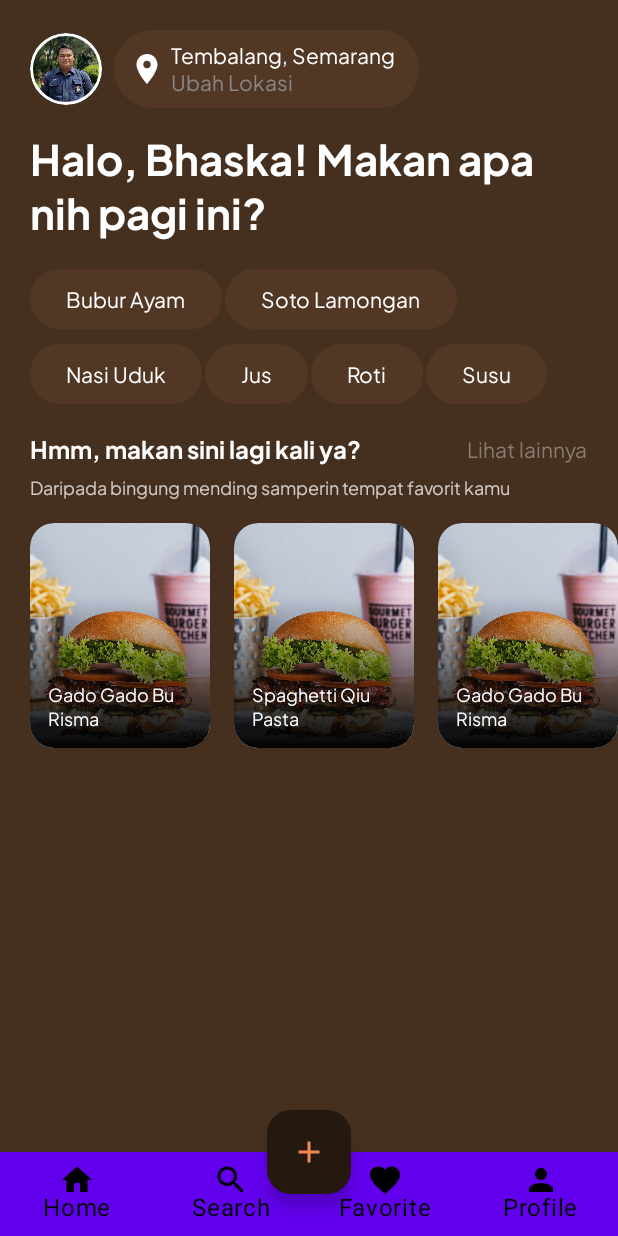
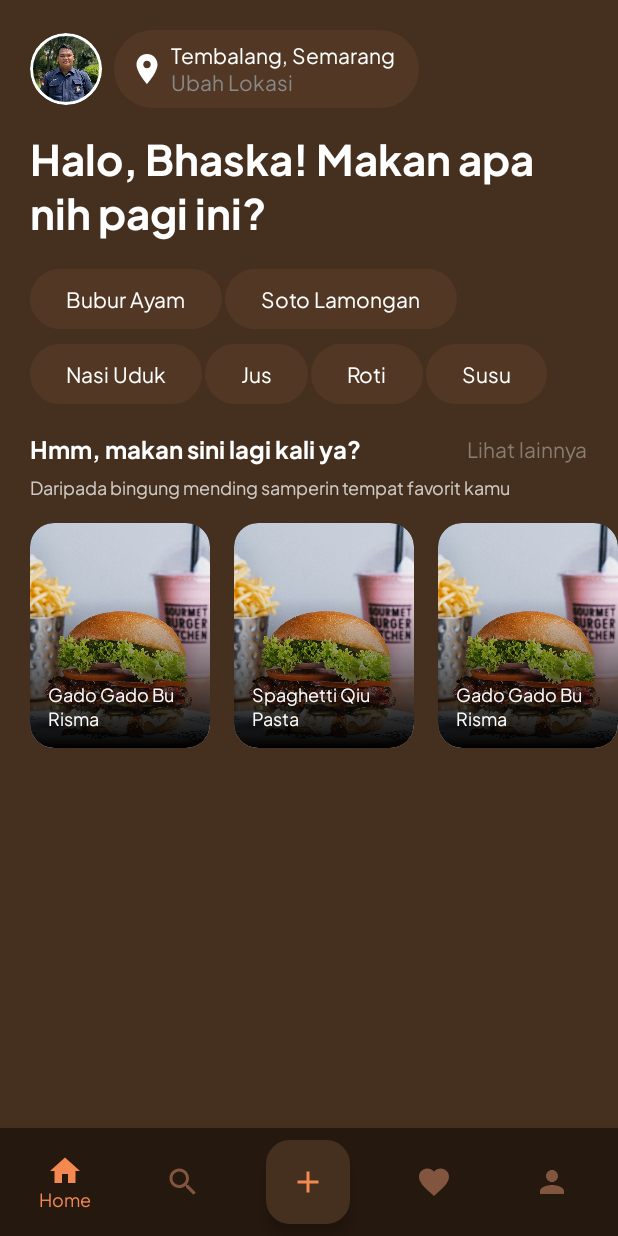
Before and after one commit to PlattenEcho/snapeat, an Android app built with Jetpack Compose: the screen it shows after launch (MainActivity), on a phone screen of 412 x 824 dp. Run offline under Robolectric (Android 15) with nearby library versions, the phone set to English and light mode, and no system bars; our stand-ins replace Dagger/Hilt's generated code.

Commit message:
fix not so shitty navbar

```diff
--- a/app/src/main/java/com/bangkit/snapeat/presentation/main/MainScreen.kt
+++ b/app/src/main/java/com/bangkit/snapeat/presentation/main/MainScreen.kt
@@ -1,8 +1,11 @@
 package com.bangkit.snapeat.presentation.main
 
 import androidx.compose.foundation.layout.RowScope
+import androidx.compose.foundation.layout.Spacer
+import androidx.compose.foundation.layout.height
 import androidx.compose.foundation.shape.CircleShape
 import androidx.compose.foundation.shape.RoundedCornerShape
+import androidx.compose.material.BottomAppBar
 import androidx.compose.material.BottomNavigation
 import androidx.compose.material.BottomNavigationItem
 import androidx.compose.material.icons.Icons
@@ -11,21 +14,33 @@ import androidx.compose.material.FabPosition
 import androidx.compose.material.FloatingActionButton
 import androidx.compose.material3.Icon
 import androidx.compose.material.Scaffold
+import androidx.compose.material.icons.filled.Home
+import androidx.compose.material3.MaterialTheme
 import androidx.compose.material3.Text
 import androidx.compose.runtime.Composable
 import androidx.compose.runtime.getValue
+import androidx.compose.runtime.mutableStateOf
+import androidx.compose.runtime.remember
+import androidx.compose.ui.Modifier
 import androidx.compose.ui.graphics.Color
+import androidx.compose.ui.platform.LocalContext
 import androidx.compose.ui.unit.dp
+import androidx.compose.ui.unit.sp
 import androidx.navigation.NavController
 import androidx.navigation.NavDestination
 import androidx.navigation.NavDestination.Companion.hierarchy
 import androidx.navigation.NavGraph.Companion.findStartDestination
 import androidx.navigation.compose.currentBackStackEntryAsState
 import androidx.navigation.compose.rememberNavController
+import com.bangkit.snapeat.presentation.gapW
+import com.bangkit.snapeat.presentation.gapW12
+import com.bangkit.snapeat.presentation.gapW4
 import com.bangkit.snapeat.presentation.navgraph.NavBarObject
 import com.bangkit.snapeat.presentation.navgraph.NavGraph
 import com.bangkit.snapeat.presentation.navgraph.Route
+import com.bangkit.snapeat.ui.theme.Brown
 import com.bangkit.snapeat.ui.theme.DarkBrown
+import com.bangkit.snapeat.ui.theme.GrayOrange
 import com.bangkit.snapeat.ui.theme.Orange
 
 @Composable
@@ -36,22 +51,22 @@ fun MainScreen() {
         bottomBar = {
             BottomBar(navController = navController)
         },
-        floatingActionButtonPosition = FabPosition.Center,
-        isFloatingActionButtonDocked = true,
-        floatingActionButton = {
-            FloatingActionButton(
-                shape = RoundedCornerShape(16.dp),
-                onClick = {
-
-                },
-                backgroundColor = DarkBrown
-            ) {
-                Icon(
-                    imageVector = Icons.Filled.Add,
-                    contentDescription = "Add icon",
-                    tint = Orange)
-            }
-        }
+//        floatingActionButtonPosition = FabPosition.Center,
+//            isFloatingActionButtonDocked = true,
+//            floatingActionButton = {
+//                FloatingActionButton(
+//                    shape = RoundedCornerShape(16.dp),
+//                    onClick = {
+//
+//                    },
+//                    backgroundColor = DarkBrown
+//                ) {
+//                    Icon(
+//                        imageVector = Icons.Filled.Add,
+//                        contentDescription = "Add icon",
+//                        tint = Orange)
+//                }
+//        }
     ) { innerPadding ->
         val bottomPadding = innerPadding.calculateBottomPadding()
         NavGraph(navController = navController, startDestination = Route.HomeScreen.route)
@@ -64,42 +79,80 @@ fun BottomBar(navController: NavController){
     val screens = listOf(
         NavBarObject.Home,
         NavBarObject.Search,
+        NavBarObject.Add,
         NavBarObject.Favorite,
         NavBarObject.Profile
     )
 
     val navBackStackEntry by navController.currentBackStackEntryAsState()
     val currentDestination = navBackStackEntry?.destination
+    val context = LocalContext.current.applicationContext
+    val selected = remember{
+        mutableStateOf(Icons.Default.Home)
+    }
 
-    BottomNavigation(
+    BottomAppBar(
+        backgroundColor = DarkBrown,
+        modifier = Modifier
+            .height(72.dp)
     ) {
-        screens.forEach{ screens ->
-            AddItem(
-                screen = screens,
-                currentDestination = currentDestination,
-                navController = navController)
+        screens.forEachIndexed(){ index, screen ->
+            if (index != 2 ){
+                if (index == 3){
+                    gapW(16)
+                }
+                AddItem(
+                    screen = screen,
+                    currentDestination = currentDestination,
+                    navController = navController)
+                if (index == 1){
+                    gapW(16)
+                }
+            } else {
+                FloatingActionButton(
+                    shape = RoundedCornerShape(16.dp),
+                    onClick = {
+
+                    },
+                    backgroundColor = Brown
+                ) {
+                    Icon(
+                        imageVector = Icons.Filled.Add,
+                        contentDescription = "Add icon",
+                        tint = Orange)
+                }
+            }
         }
     }
 }
-
 @Composable
 fun RowScope.AddItem(
     screen: NavBarObject,
     currentDestination: NavDestination?,
     navController: NavController
 ){
+    val isSelected = currentDestination?.hierarchy?.any {
+        it.route == screen.route
+    } == true
+
     BottomNavigationItem(
         label = {
-            Text(text = screen.title)
+            Text(
+                text = screen.title,
+                style = MaterialTheme.typography.bodySmall.copy(
+                    fontSize = 12.sp
+                ),
+                color = if (isSelected) Orange else GrayOrange
+            )
         },
         icon = {
             Icon(
                 imageVector = screen.icon,
-                contentDescription = null)
+                contentDescription = null,
+                tint = if (isSelected) Orange else GrayOrange
+            )
         },
-        selected = currentDestination?.hierarchy?.any{
-            it.route == screen.route
-        } == true,
+        selected = isSelected,
         onClick = {
             navController.navigate(screen.route) {
                 popUpTo(navController.graph.findStartDestination().id) {
@@ -108,6 +161,7 @@ fun RowScope.AddItem(
                 launchSingleTop = true
                 restoreState = true
             }
-        }
+        },
+        alwaysShowLabel = false
     )
 }
--- a/app/src/main/java/com/bangkit/snapeat/presentation/navgraph/NavBarObject.kt
+++ b/app/src/main/java/com/bangkit/snapeat/presentation/navgraph/NavBarObject.kt
@@ -1,6 +1,7 @@
 package com.bangkit.snapeat.presentation.navgraph
 
 import androidx.compose.material.icons.Icons
+import androidx.compose.material.icons.filled.Add
 import androidx.compose.material.icons.filled.Favorite
 import androidx.compose.material.icons.filled.Home
 import androidx.compose.material.icons.filled.Person
@@ -24,6 +25,12 @@ sealed class NavBarObject(
         icon = Icons.Default.Search
     )
 
+    object Add: NavBarObject(
+        route = "homeScreen",
+        title = "",
+        icon = Icons.Filled.Add
+    )
+
     object Favorite: NavBarObject(
         route = "favoriteScreen",
         title = "Favorite",
```
